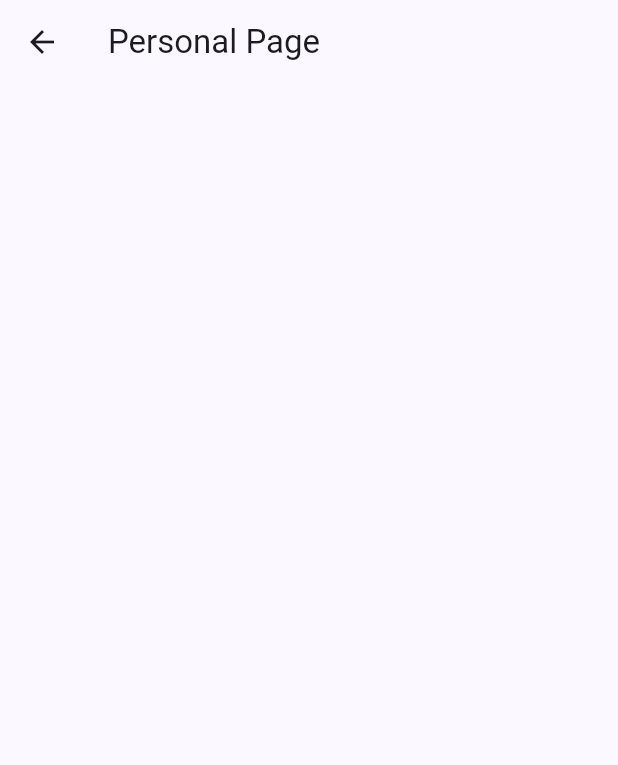
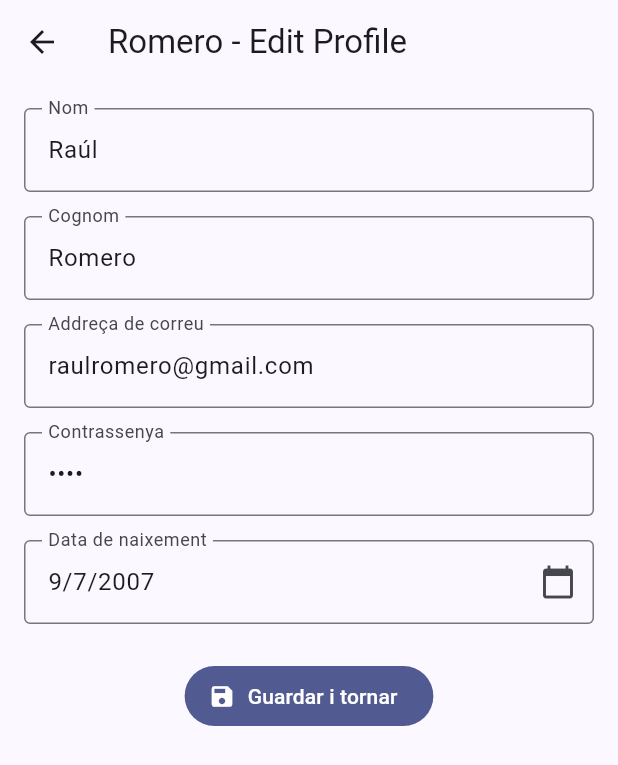
Before and after one commit to raulromerocerrato/Practica2-PMM, a Flutter app: the screen it shows after launch, after a tap on "Edita Perfil", on a phone screen of 412 x 824 dp. Shown: the top 765 px of the screen. Run offline on Flutter 3.47's test engine with Material 3 defaults, Android fonts, the phone set to English and light mode, and no system bars.

Commit message:
feat (personal): afegit el formulari editable del perfil amb un date picker i tornar dades

```diff
--- a/practica2_pmm/lib/screens/personal_screen.dart
+++ b/practica2_pmm/lib/screens/personal_screen.dart
@@ -1,17 +1,164 @@
+// StatefulWidget: aquesta pantalla necessita estat mutable per gestionar els
+// TextEditingController, la data de naixement triada amb el DatePicker i
+// la validació del formulari. Els controladors s'alliberen en disposa().
+
 import 'package:flutter/material.dart';
 
+import '../models/persona.dart';
+
 class PersonalPage extends StatefulWidget {
+  const PersonalPage({super.key});
 
   @override
   State<PersonalPage> createState() => _PersonalPageState();
 }
 
 class _PersonalPageState extends State<PersonalPage> {
+  final _formKey = GlobalKey<FormState>();
+  final _firstNameController = TextEditingController();
+  final _lastNameController = TextEditingController();
+  final _emailController = TextEditingController();
+  final _passwordController = TextEditingController();
+  final _birthDateController = TextEditingController();
+
+  late DateTime _birthDate;
+  bool _initialized = false;
+
+  @override
+  void didChangeDependencies() {
+    super.didChangeDependencies();
+    if (_initialized) return;
+    _initialized = true;
+
+    final persona = ModalRoute.of(context)!.settings.arguments as Persona;
+    _birthDate = persona.dateOfBirth;
+    _firstNameController.text = persona.firstName;
+    _lastNameController.text = persona.lastName;
+    _emailController.text = persona.emailAddress;
+    _passwordController.text = persona.password;
+    _birthDateController.text = persona.formatBirthDate;
+  }
+
+  @override
+  void dispose() {
+    _firstNameController.dispose();
+    _lastNameController.dispose();
+    _emailController.dispose();
+    _passwordController.dispose();
+    _birthDateController.dispose();
+    super.dispose();
+  }
+
+  String _formatDate(DateTime date) {
+    final day = date.day.toString().padLeft(2, '0');
+    final month = date.month.toString().padLeft(2, '0');
+    return '$day/$month/${date.year}';
+  }
+
+  Future<void> _seleccionaDate() async {
+    final seleccionada = await showDatePicker(
+      context: context,
+      initialDate: _birthDate,
+      firstDate: DateTime(1900),
+      lastDate: DateTime.now(),
+    );
+    if (seleccionada == null) return;
+    setState(() {
+      _birthDate = seleccionada;
+      _birthDateController.text = _formatDate(seleccionada);
+    });
+  }
+
+  String? _required(String? value) {
+    if (value == null || value.trim().isEmpty) {
+      return 'This field is required';
+    }
+    return null;
+  }
+
+  void _saveAndReturn() {
+    if (!_formKey.currentState!.validate()) return;
+
+    final updatedPersona = Persona(
+      firstName: _firstNameController.text.trim(),
+      lastName: _lastNameController.text.trim(),
+      emailAddress: _emailController.text.trim(),
+      password: _passwordController.text,
+      dateOfBirth: _birthDate,
+    );
+
+    Navigator.pop(context, updatedPersona);
+  }
+
   @override
   Widget build(BuildContext context) {
     return Scaffold(
-      appBar: AppBar(
-        title: Text('Personal Page'),
+      appBar: AppBar(title: const Text('Romero - Edit Profile')),
+      body: SingleChildScrollView(
+        padding: const EdgeInsets.all(16),
+        child: Form(
+          key: _formKey,
+          child: Column(
+            children: [
+              TextFormField(
+                controller: _firstNameController,
+                textCapitalization: TextCapitalization.words,
+                decoration: const InputDecoration(
+                  labelText: 'Nom',
+                  border: OutlineInputBorder(),
+                ),
+                validator: _required,
+              ),
+              const SizedBox(height: 16),
+              TextFormField(
+                controller: _lastNameController,
+                decoration: const InputDecoration(
+                  labelText: 'Cognom',
+                  border: OutlineInputBorder(),
+                ),
+                validator: _required,
+              ),
+              const SizedBox(height: 16),
+              TextFormField(
+                controller: _emailController,
+                keyboardType: TextInputType.emailAddress,
+                decoration: const InputDecoration(
+                  labelText: 'Addreça de correu',
+                  border: OutlineInputBorder(),
+                ),
+                validator: _required,
+              ),
+              const SizedBox(height: 16),
+              TextFormField(
+                controller: _passwordController,
+                obscureText: true,
+                decoration: const InputDecoration(
+                  labelText: 'Contrassenya',
+                  border: OutlineInputBorder(),
+                ),
+                validator: _required,
+              ),
+              const SizedBox(height: 16),
+              TextFormField(
+                controller: _birthDateController,
+                readOnly: true,
+                onTap: _seleccionaDate,
+                decoration: const InputDecoration(
+                  labelText: 'Data de naixement',
+                  border: OutlineInputBorder(),
+                  suffixIcon: Icon(Icons.calendar_today),
+                ),
+                validator: _required,
+              ),
+              const SizedBox(height: 24),
+              FilledButton.icon(
+                onPressed: _saveAndReturn,
+                icon: const Icon(Icons.save),
+                label: const Text('Guardar i tornar'),
+              ),
+            ],
+          ),
+        ),
       ),
     );
   }
```
